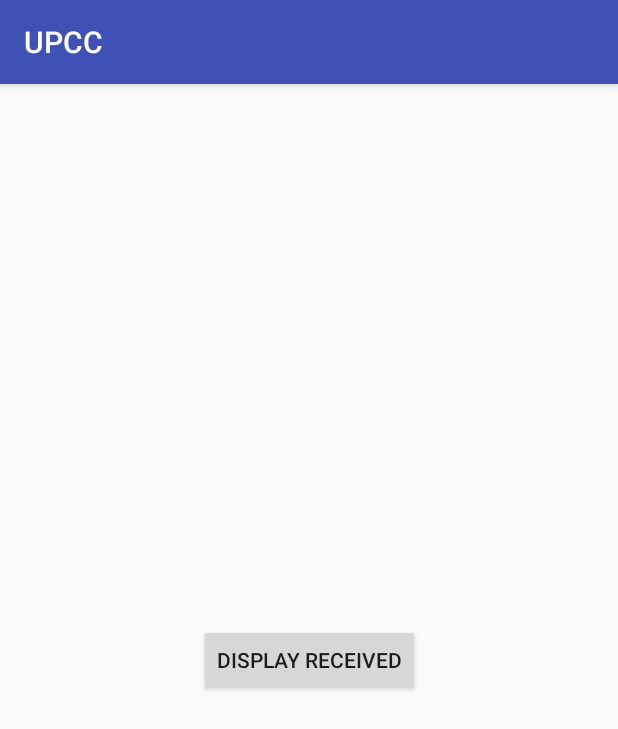
After one commit to limciana/CS191-Project, an Android app: the DisplayCurriculum screen opened directly, with no data from a screen before it, on a phone screen of 412 x 824 dp. The commit adds this screen. Shown: the top 729 px of the screen. Run offline under Robolectric (Android 15) with nearby library versions, the phone set to English and light mode, and no system bars.

Commit message:
FAB + Pass to another activity
Proper Splash Screen, Curriculum and Subject Classes, FAB, Serializable

```diff
--- a/Android Studio Files/app/build.gradle
+++ b/Android Studio Files/app/build.gradle
@@ -26,4 +26,5 @@ dependencies {
     androidTestImplementation 'com.android.support.test:runner:1.0.1'
     androidTestImplementation 'com.android.support.test.espresso:espresso-core:3.0.1'
     implementation 'com.readystatesoftware.sqliteasset:sqliteassethelper:+'
+    implementation 'com.android.support:design:26.1.0'
 }
--- /dev/null
+++ b/Android Studio Files/app/src/main/java/com/cs192/upcc/DisplayCurriculum.java
@@ -0,0 +1,35 @@
+package com.cs192.upcc;
+
+import android.app.AlertDialog;
+import android.support.v7.app.AppCompatActivity;
+import android.os.Bundle;
+import android.view.View;
+import android.widget.Button;
+
+
+public class DisplayCurriculum extends AppCompatActivity {
+    Curriculum curriculum;
+    @Override
+    protected void onCreate(Bundle savedInstanceState) {
+        super.onCreate(savedInstanceState);
+        setContentView(R.layout.activity_display_curriculum);
+        curriculum = (Curriculum) getIntent().getSerializableExtra("curriculum");
+        Button button = (Button) findViewById(R.id.button);
+        button.setOnClickListener(new View.OnClickListener() {
+            @Override
+            public void onClick(View view) {
+                printBuffer(curriculum.printCurriculum());
+            }
+        });
+    }
+
+    public void printBuffer(StringBuffer buffer){
+
+        AlertDialog.Builder builder = new AlertDialog.Builder(this);
+        builder.setCancelable(true);
+        builder.setTitle("Subject");
+        builder.setMessage(buffer);
+        builder.show();
+
+    }
+}
--- /dev/null
+++ b/Android Studio Files/app/src/main/res/layout/activity_display_curriculum.xml
@@ -0,0 +1,19 @@
+<?xml version="1.0" encoding="utf-8"?>
+<android.support.constraint.ConstraintLayout xmlns:android="http://schemas.android.com/apk/res/android"
+    xmlns:app="http://schemas.android.com/apk/res-auto"
+    xmlns:tools="http://schemas.android.com/tools"
+    android:layout_width="match_parent"
+    android:layout_height="match_parent"
+    tools:context="com.cs192.upcc.DisplayCurriculum">
+
+    <Button
+        android:id="@+id/button"
+        android:layout_width="wrap_content"
+        android:layout_height="wrap_content"
+        android:text="Display Received"
+        app:layout_constraintLeft_toLeftOf="parent"
+        app:layout_constraintRight_toRightOf="parent"
+        app:layout_constraintTop_toTopOf="parent"
+        app:layout_constraintBottom_toBottomOf="parent"
+        />
+</android.support.constraint.ConstraintLayout>
```
Also changed, not shown: Android Studio Files/app/src/main/AndroidManifest.xml (+6 -4 lines), Android Studio Files/app/src/main/java/com/cs192/upcc/Curriculum.java (+16 -1 lines), Android Studio Files/app/src/main/java/com/cs192/upcc/SelectCurriculum.java (+114 -41 lines), Android Studio Files/app/src/main/java/com/cs192/upcc/Subject.java (+93 -6 lines), Android Studio Files/app/src/main/res/layout/activity_select_curriculum.xml (+16 -2 lines), Android Studio Files/app/src/main/assets/databases/UPCC.db, 1 other file.
